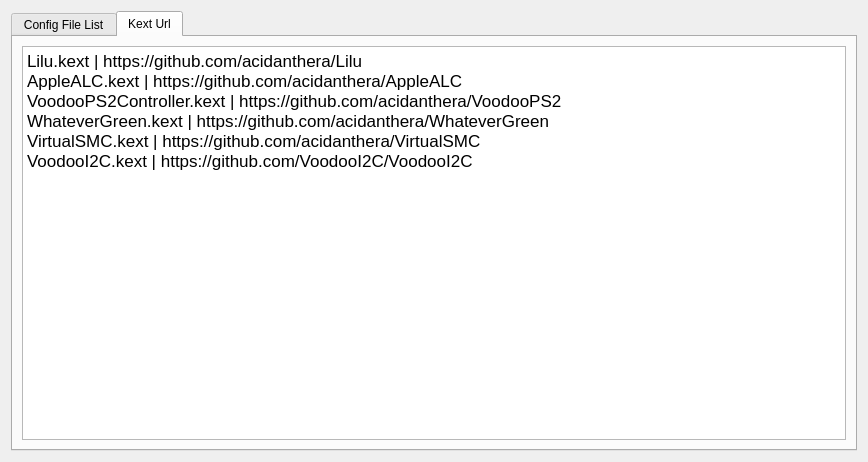
Qt form dlgdatabase.ui (ic005k/OCAuxiliaryTools) before a commit.
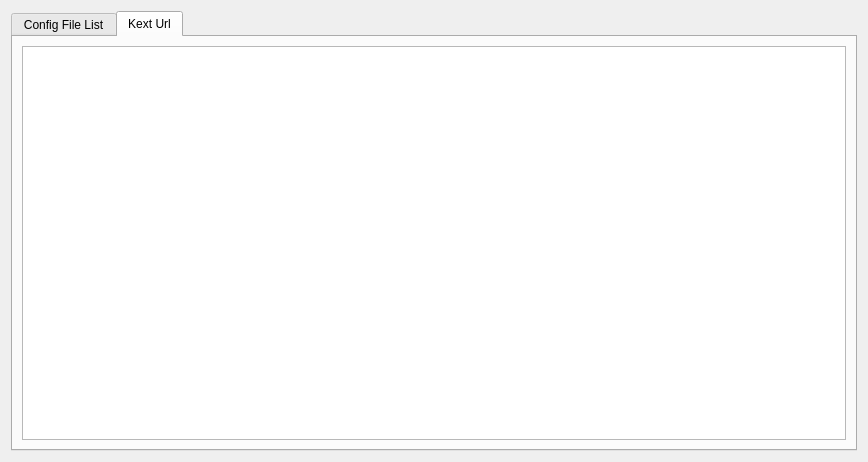
The same form after that commit. Icons and pictures are not drawn.

The edit to the form file:
```diff
--- a/dlgdatabase.ui
+++ b/dlgdatabase.ui
@@ -123,13 +123,7 @@
 &lt;html&gt;&lt;head&gt;&lt;meta name=&quot;qrichtext&quot; content=&quot;1&quot; /&gt;&lt;style type=&quot;text/css&quot;&gt;
 p, li { white-space: pre-wrap; }
 &lt;/style&gt;&lt;/head&gt;&lt;body style=&quot; font-family:'SimSun'; font-size:9pt; font-weight:400; font-style:normal;&quot;&gt;
-&lt;p style=&quot; margin-top:0px; margin-bottom:0px; margin-left:0px; margin-right:0px; -qt-block-indent:0; text-indent:0px;&quot;&gt;&lt;span style=&quot; font-family:'.AppleSystemUIFont'; font-size:13pt;&quot;&gt;Lilu.kext | https://github.com/acidanthera/Lilu&lt;/span&gt;&lt;/p&gt;
-&lt;p style=&quot; margin-top:0px; margin-bottom:0px; margin-left:0px; margin-right:0px; -qt-block-indent:0; text-indent:0px;&quot;&gt;&lt;span style=&quot; font-family:'.AppleSystemUIFont'; font-size:13pt;&quot;&gt;AppleALC.kext | https://github.com/acidanthera/AppleALC&lt;/span&gt;&lt;/p&gt;
-&lt;p style=&quot; margin-top:0px; margin-bottom:0px; margin-left:0px; margin-right:0px; -qt-block-indent:0; text-indent:0px;&quot;&gt;&lt;span style=&quot; font-family:'.AppleSystemUIFont'; font-size:13pt;&quot;&gt;VoodooPS2Controller.kext | https://github.com/acidanthera/VoodooPS2&lt;/span&gt;&lt;/p&gt;
-&lt;p style=&quot; margin-top:0px; margin-bottom:0px; margin-left:0px; margin-right:0px; -qt-block-indent:0; text-indent:0px;&quot;&gt;&lt;span style=&quot; font-family:'.AppleSystemUIFont'; font-size:13pt;&quot;&gt;WhateverGreen.kext | https://github.com/acidanthera/WhateverGreen&lt;/span&gt;&lt;/p&gt;
-&lt;p style=&quot; margin-top:0px; margin-bottom:0px; margin-left:0px; margin-right:0px; -qt-block-indent:0; text-indent:0px;&quot;&gt;&lt;span style=&quot; font-family:'.AppleSystemUIFont'; font-size:13pt;&quot;&gt;VirtualSMC.kext | https://github.com/acidanthera/VirtualSMC&lt;/span&gt;&lt;/p&gt;
-&lt;p style=&quot; margin-top:0px; margin-bottom:0px; margin-left:0px; margin-right:0px; -qt-block-indent:0; text-indent:0px;&quot;&gt;&lt;span style=&quot; font-family:'.AppleSystemUIFont'; font-size:13pt;&quot;&gt;VoodooI2C.kext | https://github.com/VoodooI2C/VoodooI2C&lt;/span&gt;&lt;/p&gt;
-&lt;p style=&quot;-qt-paragraph-type:empty; margin-top:0px; margin-bottom:0px; margin-left:0px; margin-right:0px; -qt-block-indent:0; text-indent:0px; font-family:'.AppleSystemUIFont'; font-size:13pt;&quot;&gt;&lt;br /&gt;&lt;/p&gt;&lt;/body&gt;&lt;/html&gt;</string>
+&lt;p style=&quot;-qt-paragraph-type:empty; margin-top:0px; margin-bottom:0px; margin-left:0px; margin-right:0px; -qt-block-indent:0; text-indent:0px;&quot;&gt;&lt;br /&gt;&lt;/p&gt;&lt;/body&gt;&lt;/html&gt;</string>
          </property>
         </widget>
        </item>
```
